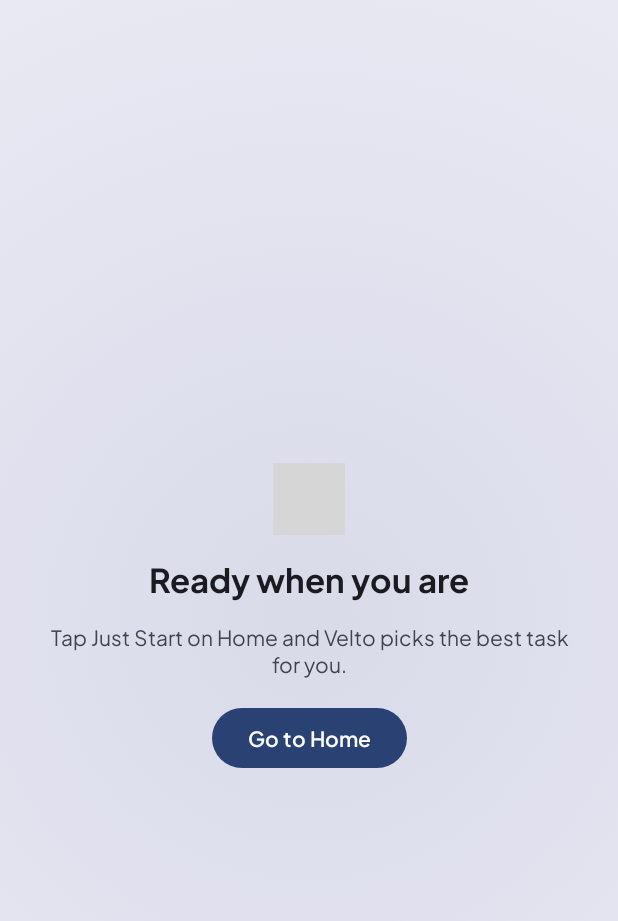
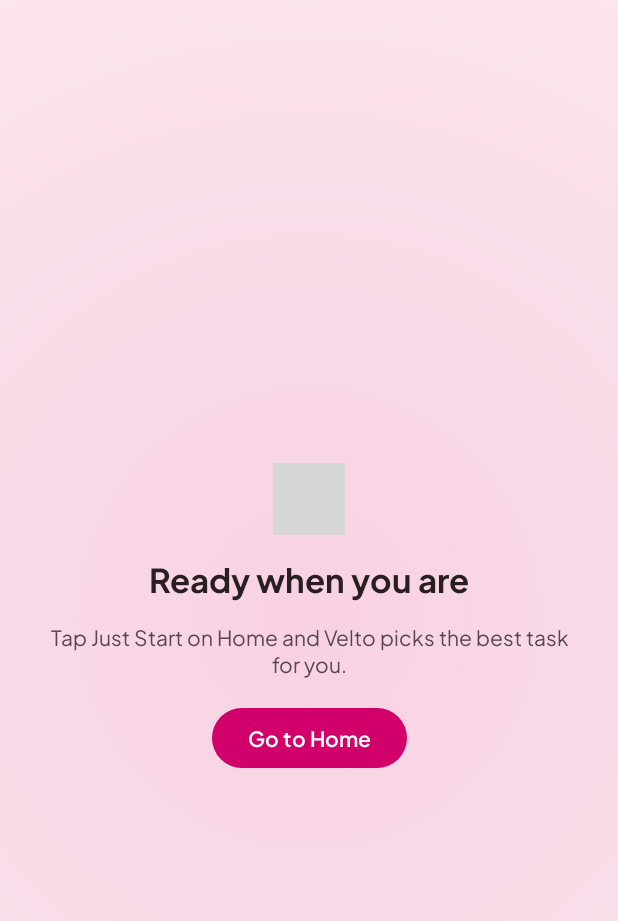
Before and after one commit to Sukanth19/velto, an Android app built with Jetpack Compose: the composable FocusScreen shown on its own in the app's theme, on a phone screen of 412 x 824 dp. Shown: the top 921 px of the screen. Run offline under Robolectric (Android 15) with nearby library versions, the phone set to English and light mode, and no system bars; our stand-ins replace Dagger/Hilt's generated code; libraries missing offline, so code that uses them is left out: androidx.hilt.lifecycle; 14 statements that could not run were skipped; grey boxes are pictures that could not be loaded.

Commit message:
make velto pink the default palette
adds a hot pink palette, unlocked from level 1, and makes it the default for anyone who hasn't picked one. wallpaper colours and the other palettes are unchanged. also trusts pupdr's new release signing key.

```diff
--- a/app/src/main/java/com/decisionexecution/app/domain/model/UserPreferences.kt
+++ b/app/src/main/java/com/decisionexecution/app/domain/model/UserPreferences.kt
@@ -17,7 +17,7 @@ data class UserPreferences(
     /** Sunday evening nudge to look back at the week */
     val weeklyReviewReminder: Reminder = Reminder(enabled = true, minuteOfDay = 18 * 60),
     /** Colour palette for the whole app; [ThemePalette.WALLPAPER] uses Material You colours where available */
-    val themePalette: ThemePalette = ThemePalette.WALLPAPER,
+    val themePalette: ThemePalette = ThemePalette.HOT_PINK,
     /** True black backgrounds in dark mode, easier on OLED batteries */
     val pureBlack: Boolean = false,
     /** Background sound while a focus phase runs */
@@ -44,4 +44,4 @@ enum class FocusSound(val label: String) {
 }
 
 /** Colour palettes the user can pick in settings. Order is the order shown. */
-enum class ThemePalette { WALLPAPER, VIOLET, OCEAN, FOREST, SUNSET, ROSE, MONO }
+enum class ThemePalette { WALLPAPER, HOT_PINK, VIOLET, OCEAN, FOREST, SUNSET, ROSE, MONO }
--- a/app/src/main/java/com/decisionexecution/app/domain/service/Rewards.kt
+++ b/app/src/main/java/com/decisionexecution/app/domain/service/Rewards.kt
@@ -16,7 +16,7 @@ enum class PlantVariety(val label: String, val unlockLevel: Int) {
  */
 val ThemePalette.unlockLevel: Int
     get() = when (this) {
-        ThemePalette.WALLPAPER, ThemePalette.VIOLET -> 1
+        ThemePalette.WALLPAPER, ThemePalette.HOT_PINK, ThemePalette.VIOLET -> 1
         ThemePalette.OCEAN -> 2
         ThemePalette.FOREST -> 3
         ThemePalette.SUNSET -> 5
--- a/app/src/main/java/com/decisionexecution/app/ecosystem/Ecosystem.kt
+++ b/app/src/main/java/com/decisionexecution/app/ecosystem/Ecosystem.kt
@@ -53,7 +53,7 @@ object Ecosystem {
 
     private const val DEBUG_KEY = "D23B52924FD22E8EB6D76F59630507CFAC4B885125F95C7EAD1E83321C99F26A"
     private val TRUSTED: Map<String, Set<String>> = mapOf(
-        PUPDR to setOf(DEBUG_KEY),
+        PUPDR to setOf(DEBUG_KEY, "8005A4046C05CBB58D1385AE65DB84B428B95E0843DFB6DCED76F7DD7334BD66"),
         MIDAS to setOf(DEBUG_KEY, "3E7F1500683854C541D25187589B051E4C1818B2A7466671D263F309C8D91EE6"),
         VELTO to setOf(DEBUG_KEY, "93BF5629D3A7EB21EF552FD4E94A2569307F2958BE273B8B097E7233A2CDB9D6"),
     )
--- a/app/src/main/java/com/decisionexecution/app/presentation/settings/SettingsViewModel.kt
+++ b/app/src/main/java/com/decisionexecution/app/presentation/settings/SettingsViewModel.kt
@@ -33,7 +33,7 @@ data class SettingsUiState(
     val focusDuration: Int = 25,
     val breakDuration: Int = 5,
     val themeMode: ThemeMode = ThemeMode.SYSTEM,
-    val themePalette: ThemePalette = ThemePalette.WALLPAPER,
+    val themePalette: ThemePalette = ThemePalette.HOT_PINK,
     val pureBlack: Boolean = false,
     val focusSound: FocusSound = FocusSound.OFF,
     val plantVariety: PlantVariety = PlantVariety.BLOSSOM,
--- a/app/src/main/java/com/decisionexecution/app/presentation/theme/Theme.kt
+++ b/app/src/main/java/com/decisionexecution/app/presentation/theme/Theme.kt
@@ -81,7 +81,7 @@ object Spacing {
 @Composable
 fun VeltoTheme(
     themeMode: ThemeMode = ThemeMode.SYSTEM,
-    palette: ThemePalette = ThemePalette.WALLPAPER,
+    palette: ThemePalette = ThemePalette.HOT_PINK,
     pureBlack: Boolean = false,
     dynamicColor: Boolean = true,
     content: @Composable () -> Unit
```
Also changed, not shown: app/src/main/java/com/decisionexecution/app/presentation/theme/Palettes.kt (+17 -1 lines), 1 other file.
